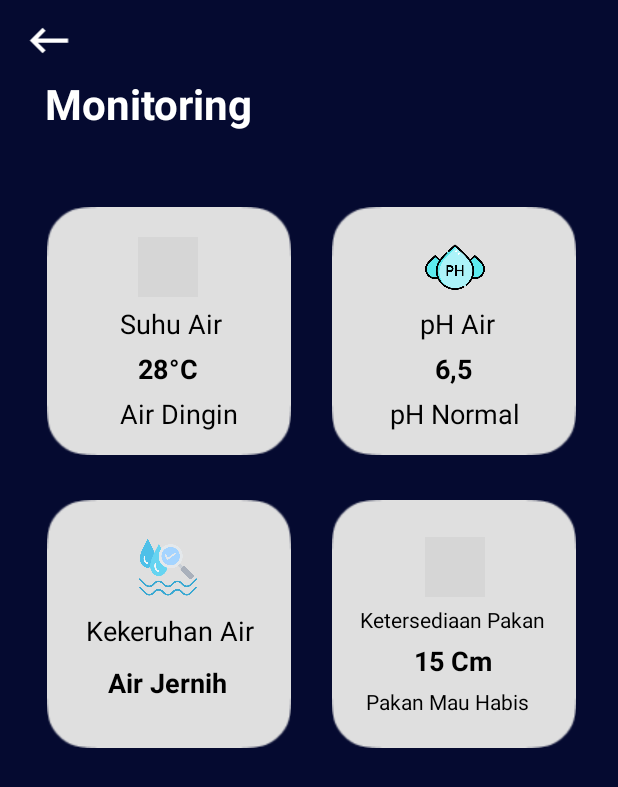
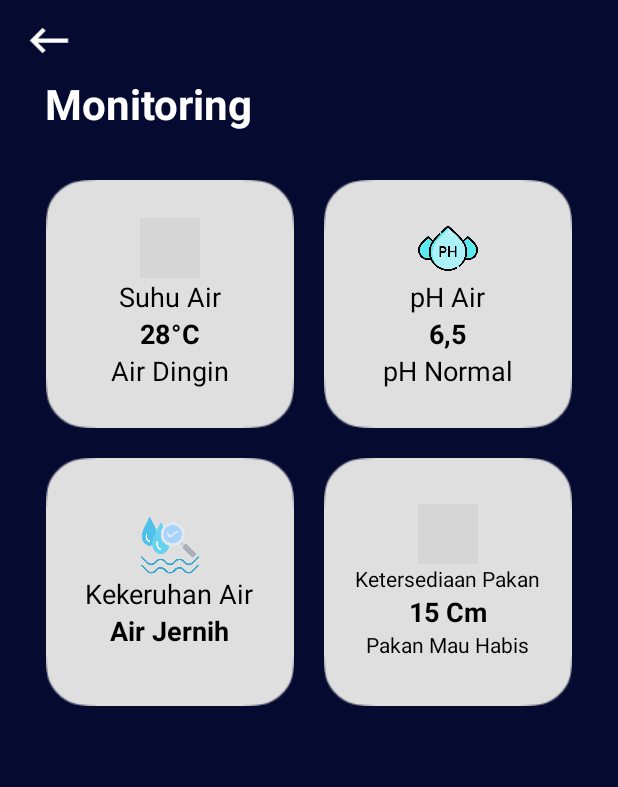
Before and after one commit to ananabillarizky/SmokaMobile, an Android app: the MonitoringActivity screen opened directly, with no data from a screen before it, on a phone screen of 412 x 824 dp. Shown: the top 787 px of the screen. Run offline under Robolectric (Android 15) with nearby library versions, the phone set to English and light mode, and no system bars; our stand-ins replace Firebase (no records; nobody signed in at launch, a user with empty details on screens opened directly); grey boxes are pictures that could not be loaded.

Commit message:
update responsive design

```diff
--- a/app/src/main/java/com/example/mobilesmoka_iot/lupaPassActivity.kt
+++ b/app/src/main/java/com/example/mobilesmoka_iot/lupaPassActivity.kt
@@ -21,6 +21,7 @@ class lupaPassActivity : AppCompatActivity() {
     private lateinit var resetButton: Button
     private lateinit var emailET: EditText
     private lateinit var mAuth: FirebaseAuth
+    private lateinit var backBtn:ImageView
 
     override fun onCreate(savedInstanceState: Bundle?) {
         super.onCreate(savedInstanceState)
@@ -28,6 +29,7 @@ class lupaPassActivity : AppCompatActivity() {
         setContentView(R.layout.activity_lupa_pass)
         emailET = findViewById(R.id.emailET)
         resetButton = findViewById(R.id.resetButton)
+        backBtn = findViewById(R.id.img_backlogin)
 
         resetButton.setOnClickListener {
             val email = emailET.text.toString().trim()
@@ -45,6 +47,13 @@ class lupaPassActivity : AppCompatActivity() {
             }
             val message: String? = "Apakah anda yakin ingin meresetnya?"
             showCustomDialogBox(message)
+        }
+
+
+        backBtn.setOnClickListener {
+            val intent = Intent(this, LoginActivity::class.java)
+            startActivity(intent)
+            finish()
         }
     }
 
--- a/app/src/main/res/layout/activity_main.xml
+++ b/app/src/main/res/layout/activity_main.xml
@@ -85,7 +85,7 @@
         android:layout_centerVertical="true"
         android:layout_marginStart="30dp"
         android:layout_marginTop="100dp"
-        android:src="@drawable/monitoring" />
+        android:src="@drawable/menu_monitoring" />
 
     <ImageView
         android:id="@+id/controling"
@@ -95,7 +95,7 @@
         android:layout_centerVertical="true"
         android:layout_marginStart="220dp"
         android:layout_marginTop="100dp"
-        android:src="@drawable/control" />
+        android:src="@drawable/menu_controlling" />
 
 
 </RelativeLayout>
--- a/app/src/main/res/layout/activity_monitoring.xml
+++ b/app/src/main/res/layout/activity_monitoring.xml
@@ -27,31 +27,33 @@
         android:textSize="28dp"
         android:textStyle="bold"/>
 
-    <ImageView
-        android:id="@+id/bgptk"
+
+    <LinearLayout
+        android:layout_width="match_parent"
+        android:layout_height="match_parent"
+        android:layout_marginTop="120dp"
+        android:orientation="vertical">
+        <LinearLayout
+            android:layout_width="match_parent"
+            android:layout_height="wrap_content"
+            android:gravity="center_horizontal"
+            android:orientation="horizontal">
+            <LinearLayout
                 android:layout_width="165dp"
                 android:layout_height="165dp"
-        android:layout_below="@+id/katamonitoring"
-        android:layout_marginStart="30dp"
-        android:layout_marginTop="50dp"
-        android:src="@drawable/bgpt" />
-
+                android:layout_marginRight="20dp"
+                android:background="@drawable/bgpt"
+                android:gravity="center"
+                android:orientation="vertical">
                 <ImageView
                     android:id="@+id/suhu"
                     android:layout_width="40dp"
                     android:layout_height="40dp"
-        android:layout_below="@+id/katamonitoring"
-        android:layout_gravity="top"
-        android:layout_marginStart="92dp"
-        android:layout_marginTop="70dp"
                     android:src="@drawable/suhu" />
                 <TextView
                     android:id="@+id/txtsuhu"
                     android:layout_width="wrap_content"
                     android:layout_height="wrap_content"
-        android:layout_below="@id/suhu"
-        android:layout_marginStart="80dp"
-        android:layout_marginTop="5dp"
                     android:text="Suhu Air"
                     android:textColor="@color/black"
                     android:textSize="18dp"
@@ -61,9 +63,6 @@
                     android:id="@+id/txtC"
                     android:layout_width="wrap_content"
                     android:layout_height="wrap_content"
-        android:layout_below="@id/txtsuhu"
-        android:layout_marginStart="92dp"
-        android:layout_marginTop="5dp"
                     android:text="28°C"
                     android:textColor="@color/black"
                     android:textSize="18dp"
@@ -72,39 +71,27 @@
                     android:id="@+id/txtsuhuket"
                     android:layout_width="wrap_content"
                     android:layout_height="wrap_content"
-        android:layout_below="@id/txtC"
-        android:layout_marginStart="80dp"
-        android:layout_marginTop="5dp"
                     android:text="Air Dingin"
                     android:textColor="@color/black"
                     android:textSize="18dp"
                     android:fontFamily="sans-serif"
                     />
-
-    <ImageView
-        android:id="@+id/bgptk2"
+            </LinearLayout>
+            <LinearLayout
                 android:layout_width="165dp"
                 android:layout_height="165dp"
-        android:layout_below="@+id/katamonitoring"
-        android:layout_marginStart="220dp"
-        android:layout_marginTop="50dp"
-        android:src="@drawable/bgpt" />
+                android:background="@drawable/bgpt"
+                android:gravity="center"
+                android:orientation="vertical">
                 <ImageView
                     android:id="@+id/ph"
                     android:layout_width="40dp"
                     android:layout_height="40dp"
-        android:layout_below="@+id/katamonitoring"
-        android:layout_gravity="top"
-        android:layout_marginStart="283dp"
-        android:layout_marginTop="70dp"
                     android:src="@drawable/ph" />
                 <TextView
                     android:id="@+id/txtph"
                     android:layout_width="wrap_content"
                     android:layout_height="wrap_content"
-        android:layout_below="@id/suhu"
-        android:layout_marginStart="280dp"
-        android:layout_marginTop="5dp"
                     android:text="pH Air"
                     android:textColor="@color/black"
                     android:textSize="18dp"
@@ -114,9 +101,6 @@
                     android:id="@+id/txtPH"
                     android:layout_width="wrap_content"
                     android:layout_height="wrap_content"
-        android:layout_below="@id/txtsuhu"
-        android:layout_marginStart="290dp"
-        android:layout_marginTop="5dp"
                     android:text="6,5"
                     android:textColor="@color/black"
                     android:textSize="18dp"
@@ -125,39 +109,35 @@
                     android:id="@+id/txtphket"
                     android:layout_width="wrap_content"
                     android:layout_height="wrap_content"
-        android:layout_below="@id/txtC"
-        android:layout_marginStart="260dp"
-        android:layout_marginTop="5dp"
                     android:text="pH Normal"
                     android:textColor="@color/black"
                     android:textSize="18dp"
                     android:fontFamily="sans-serif"
                     />
-
-    <ImageView
-        android:id="@+id/bgptk3"
+            </LinearLayout>
+        </LinearLayout>
+        <LinearLayout
+            android:layout_width="match_parent"
+            android:layout_height="wrap_content"
+            android:gravity="center_horizontal"
+            android:layout_marginTop="20dp"
+            android:orientation="horizontal">
+            <LinearLayout
                 android:layout_width="165dp"
                 android:layout_height="165dp"
-        android:layout_below="@+id/bgptk"
-        android:layout_marginStart="30dp"
-        android:layout_marginTop="30dp"
-        android:src="@drawable/bgpt" />
+                android:background="@drawable/bgpt"
+                android:layout_marginRight="20dp"
+                android:gravity="center"
+                android:orientation="vertical">
                 <ImageView
                     android:id="@+id/tds"
                     android:layout_width="40dp"
                     android:layout_height="40dp"
-        android:layout_below="@+id/txtsuhuket"
-        android:layout_gravity="top"
-        android:layout_marginStart="92dp"
-        android:layout_marginTop="70dp"
                     android:src="@drawable/kebersihan" />
                 <TextView
                     android:id="@+id/txttds"
                     android:layout_width="wrap_content"
                     android:layout_height="wrap_content"
-        android:layout_below="@+id/tds"
-        android:layout_marginStart="57dp"
-        android:layout_marginTop="10dp"
                     android:text="Kekeruhan Air"
                     android:textColor="@color/black"
                     android:textSize="18dp"
@@ -167,39 +147,29 @@
                     android:id="@+id/tdsket"
                     android:layout_width="wrap_content"
                     android:layout_height="wrap_content"
-        android:layout_below="@+id/txttds"
-        android:layout_marginStart="72dp"
-        android:layout_marginTop="10dp"
                     android:text="Air Jernih"
                     android:textColor="@color/black"
                     android:textSize="18dp"
                     android:textStyle="bold" />
+            </LinearLayout>
 
-    <ImageView
-        android:id="@+id/bgptk4"
+            <LinearLayout
                 android:layout_width="165dp"
                 android:layout_height="165dp"
-        android:layout_below="@+id/bgptk2"
-        android:layout_marginStart="220dp"
-        android:layout_marginTop="30dp"
-        android:src="@drawable/bgpt" />
+                android:background="@drawable/bgpt"
+                android:gravity="center"
+                android:orientation="vertical">
                 <ImageView
                     android:id="@+id/makan"
                     android:layout_width="40dp"
                     android:layout_height="40dp"
                     android:layout_below="@+id/txtphket"
-        android:layout_gravity="top"
-        android:layout_marginStart="283dp"
-        android:layout_marginTop="70dp"
                     android:src="@drawable/pakan" />
 
                 <TextView
                     android:id="@+id/txtmakan"
                     android:layout_width="wrap_content"
                     android:layout_height="wrap_content"
-        android:layout_below="@+id/makan"
-        android:layout_marginStart="240dp"
-        android:layout_marginTop="5dp"
                     android:fontFamily="sans-serif"
                     android:text="Ketersediaan Pakan"
                     android:textColor="@color/black"
@@ -209,9 +179,6 @@
                     android:id="@+id/txtingkamakan"
                     android:layout_width="wrap_content"
                     android:layout_height="wrap_content"
-        android:layout_below="@+id/txtmakan"
-        android:layout_marginStart="276dp"
-        android:layout_marginTop="5dp"
                     android:text="15 Cm"
                     android:textColor="@color/black"
                     android:textSize="18dp"
@@ -221,12 +188,19 @@
                     android:id="@+id/txtmakanket"
                     android:layout_width="wrap_content"
                     android:layout_height="wrap_content"
-        android:layout_below="@+id/txtingkamakan"
-        android:layout_marginStart="244dp"
-        android:layout_marginTop="5dp"
                     android:fontFamily="sans-serif"
                     android:text="Pakan Mau Habis"
                     android:textColor="@color/black"
                     android:textSize="14dp"
                     tools:ignore="TextSizeCheck" />
+            </LinearLayout>
+        </LinearLayout>
+    </LinearLayout>
+
+
+
+
+
+
+
 </RelativeLayout>
--- a/app/src/main/res/layout/activity_splash.xml
+++ b/app/src/main/res/layout/activity_splash.xml
@@ -1,10 +1,11 @@
 <?xml version="1.0" encoding="utf-8"?>
-<RelativeLayout
+<LinearLayout
     xmlns:android="http://schemas.android.com/apk/res/android"
-    xmlns:app="http://schemas.android.com/apk/res-auto"
     xmlns:tools="http://schemas.android.com/tools"
     android:layout_width="match_parent"
     android:layout_height="match_parent"
+    android:orientation="vertical"
+    android:gravity="center"
     android:background="#050A30"
     tools:context=".SplashActivity">
 
@@ -13,7 +14,7 @@
         android:layout_width="250dp"
         android:layout_height="125dp"
         android:layout_centerInParent="true"
-        android:src="@drawable/logo1" />
+        android:src="@drawable/logo_app" />
 
     <ProgressBar
         android:id="@+id/progress_bar"
@@ -29,4 +30,4 @@
         android:indeterminateTint="#D2264C" />
 
 
-</RelativeLayout>
+</LinearLayout>
```
Also changed, not shown: app/src/main/res/drawable/logo_app.png (added), app/src/main/res/drawable/menu_controlling.png (added), app/src/main/res/drawable/menu_monitoring.png (added). Lines whose indentation alone changed are shown as unchanged.
